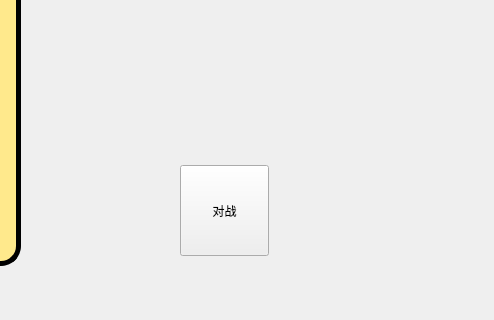
The window that src/client/fightwidget.ui (Connor1996/Pokemon) describes before a commit, drawn with Qt 5; both pictures show x 720 to 1214 and y 395 to 715 of the 1214 by 715 pixel window.
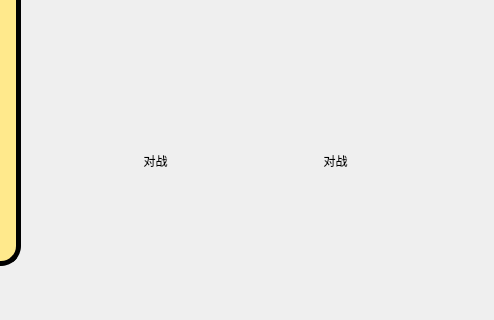
The same window after the commit. Icons and pictures are not drawn.

Patch:
```diff
--- a/src/client/fightwidget.ui
+++ b/src/client/fightwidget.ui
@@ -200,14 +200,39 @@
   <widget class="QPushButton" name="fightButton">
    <property name="geometry">
     <rect>
-     <x>900</x>
-     <y>560</y>
-     <width>89</width>
-     <height>91</height>
+     <x>800</x>
+     <y>480</y>
+     <width>151</width>
+     <height>151</height>
     </rect>
    </property>
+   <property name="styleSheet">
+    <string notr="true">border-image: url(:/begin1);</string>
+   </property>
    <property name="text">
     <string>对战</string>
+   </property>
+   <property name="flat">
+    <bool>true</bool>
+   </property>
+  </widget>
+  <widget class="QPushButton" name="fightButton_2">
+   <property name="geometry">
+    <rect>
+     <x>980</x>
+     <y>480</y>
+     <width>151</width>
+     <height>151</height>
+    </rect>
+   </property>
+   <property name="styleSheet">
+    <string notr="true">border-image: url(:/begin2);</string>
+   </property>
+   <property name="text">
+    <string>对战</string>
+   </property>
+   <property name="flat">
+    <bool>true</bool>
    </property>
   </widget>
  </widget>
```
